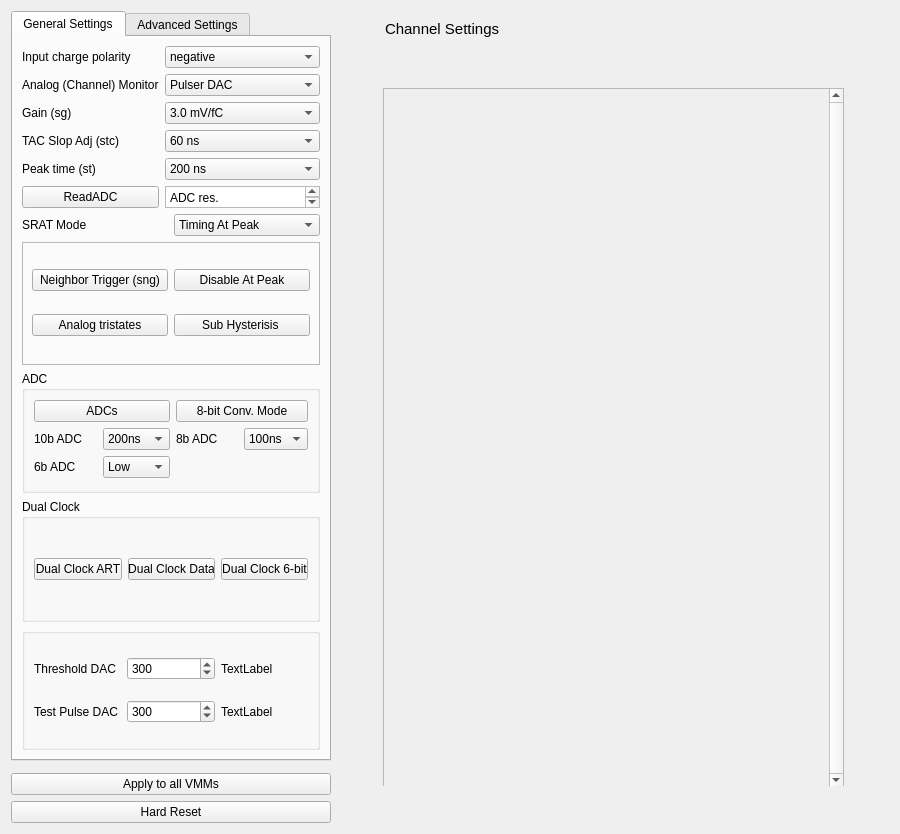
Old version of the form src/vmm_window.ui in the repository YanzhaoW/vmmsc.
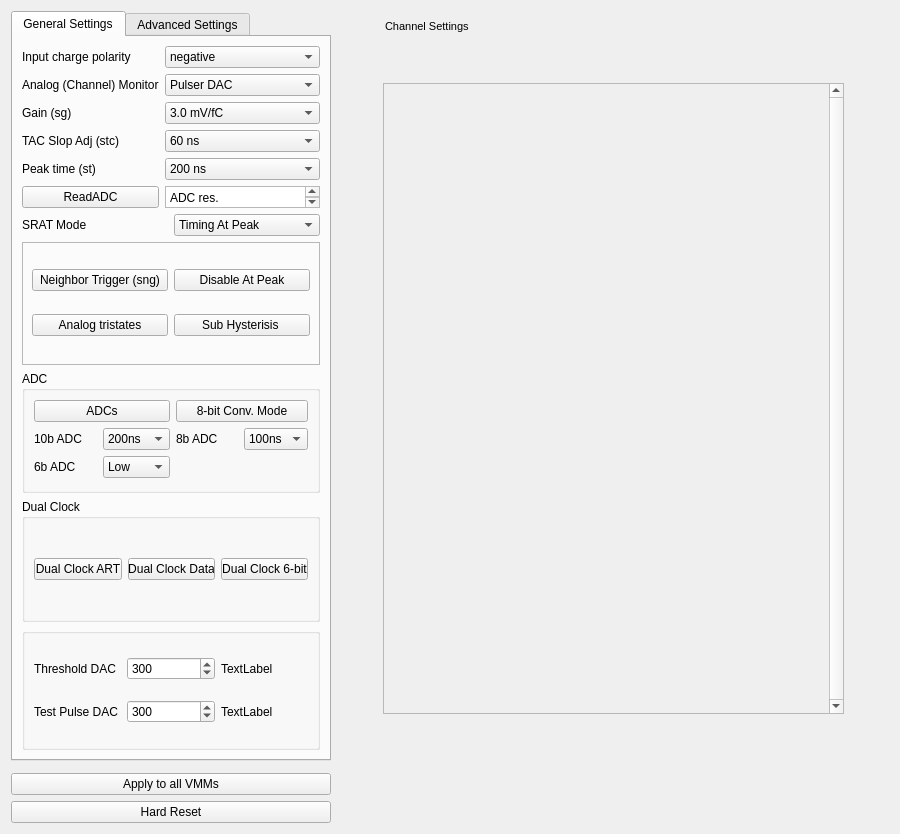
New version of the form.

```diff
--- a/src/vmm_window.ui
+++ b/src/vmm_window.ui
@@ -1437,7 +1437,7 @@
      </property>
     </widget>
    </item>
-   <item row="0" column="1" rowspan="3">
+   <item row="0" column="1" rowspan="4">
     <widget class="QWidget" name="widget" native="true">
      <property name="minimumSize">
       <size>
@@ -1472,7 +1472,7 @@
             <x>10</x>
             <y>44</y>
             <width>461</width>
-            <height>700</height>
+            <height>631</height>
            </rect>
           </property>
           <property name="lineWidth">
@@ -1493,7 +1493,7 @@
              <x>0</x>
              <y>0</y>
              <width>445</width>
-             <height>698</height>
+             <height>629</height>
             </rect>
            </property>
           </widget>
@@ -1516,7 +1516,7 @@
        <widget class="QLabel" name="label">
         <property name="font">
          <font>
-          <pointsize>11</pointsize>
+          <pointsize>8</pointsize>
          </font>
         </property>
         <property name="text">
```
Left out of the diff: 268 changed lines with no effect on the pictures.
